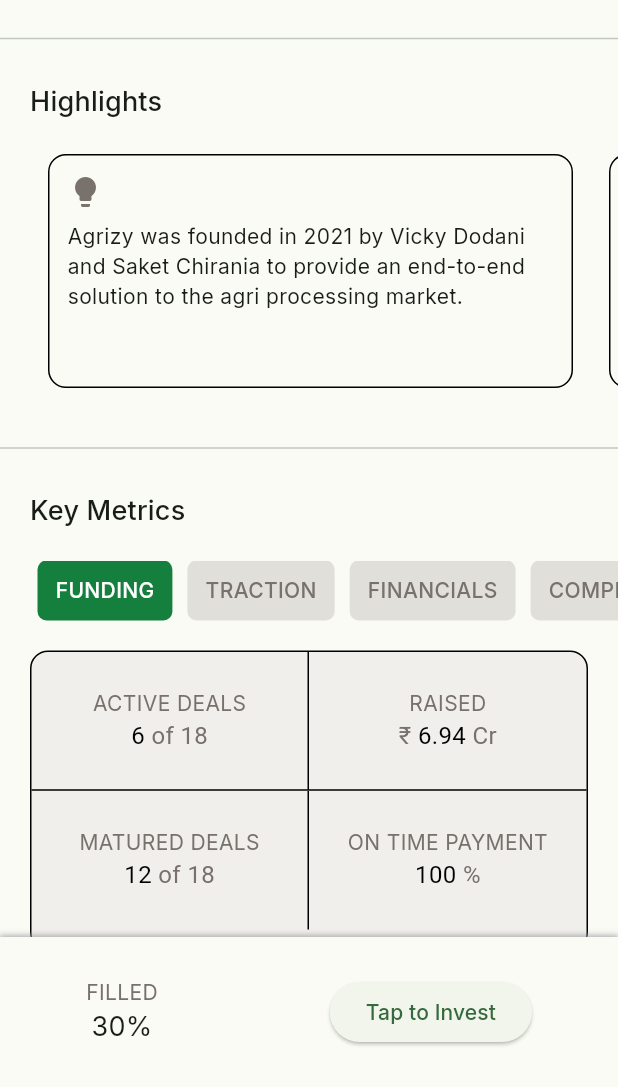
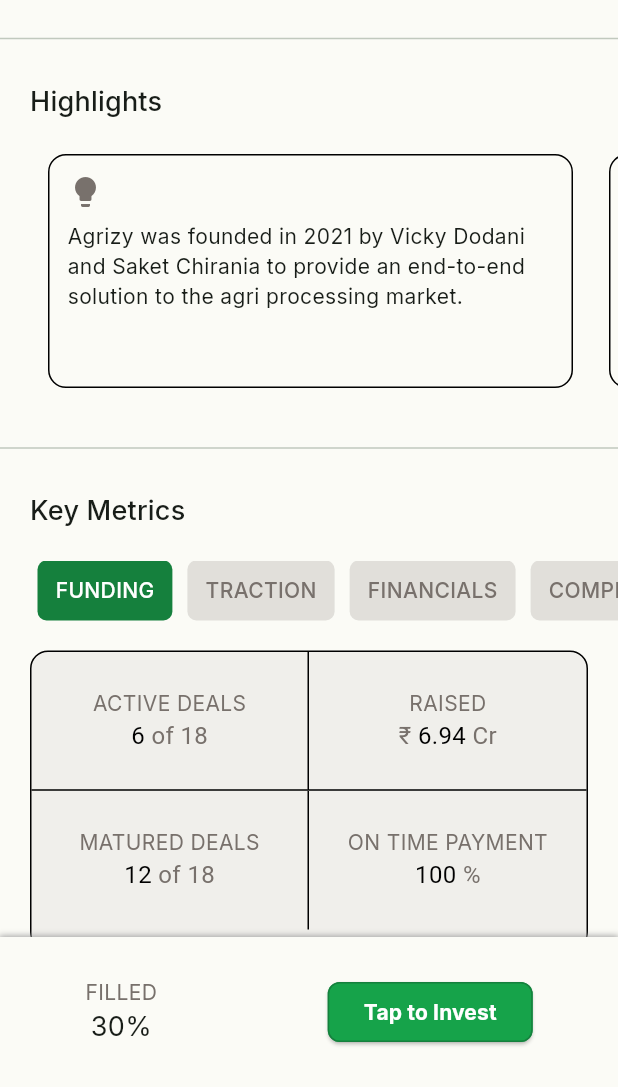
Before and after one commit to rithin-prakash/tap_invest, a Flutter app: the screen it shows after launch, scrolled down 576 dp, on a phone screen of 412 x 824 dp, the part 149-1236 px from its top. Run offline on Flutter 3.47's test engine with Material 3 defaults, Android fonts, the light colour scheme and no system bars; our stand-ins replace flutter_svg, lottie; missing offline and left inert: swipeable_button.

Commit message:
button styling

```diff
--- a/lib/core/shared_widgets/button_normal.dart
+++ b/lib/core/shared_widgets/button_normal.dart
@@ -13,8 +13,27 @@
   @override
   Widget build(BuildContext context) {
     return ElevatedButton(
+      style: const ButtonStyle(
+        backgroundColor: MaterialStatePropertyAll(
+          Color(0xff16A34A),
+        ),
+        shape: MaterialStatePropertyAll(
+          RoundedRectangleBorder(
+            side: BorderSide(
+              color: Color(0xFF15803D),
+            ),
+            borderRadius: BorderRadius.all(
+              Radius.circular(8),
+            ),
+          ),
+        ),
+      ),
       onPressed: onPressed,
-      child: Text(title),
+      child: Text(
+        title,
+        style:
+            const TextStyle(color: Colors.white, fontWeight: FontWeight.bold),
+      ),
     );
   }
 }
```
